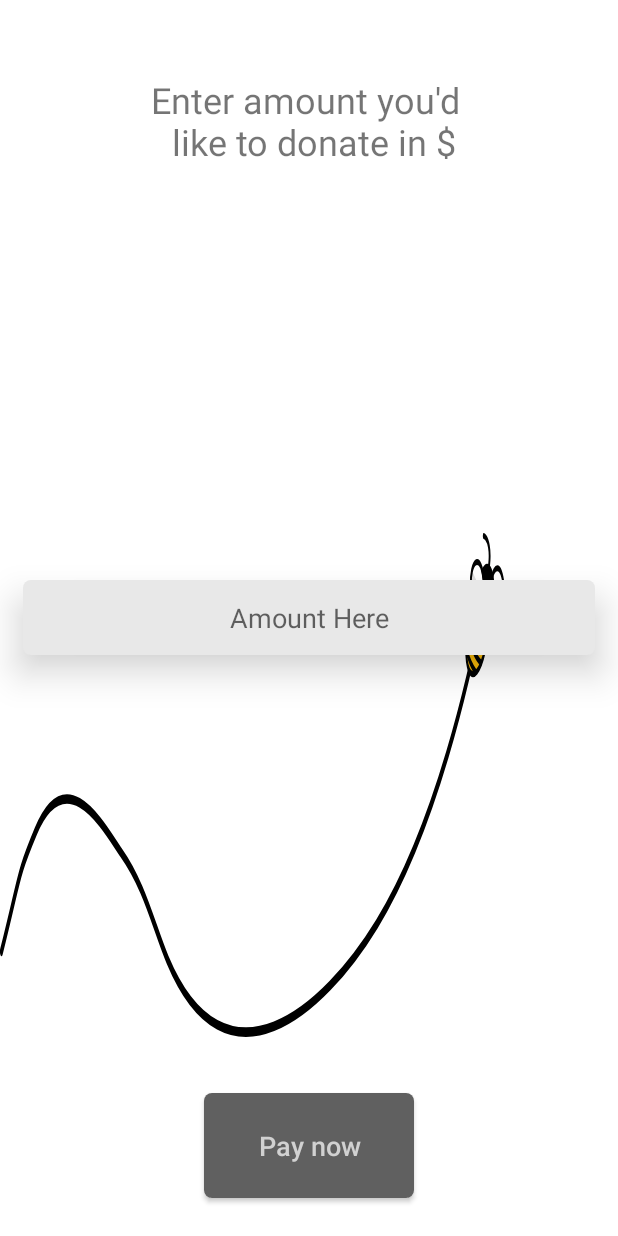
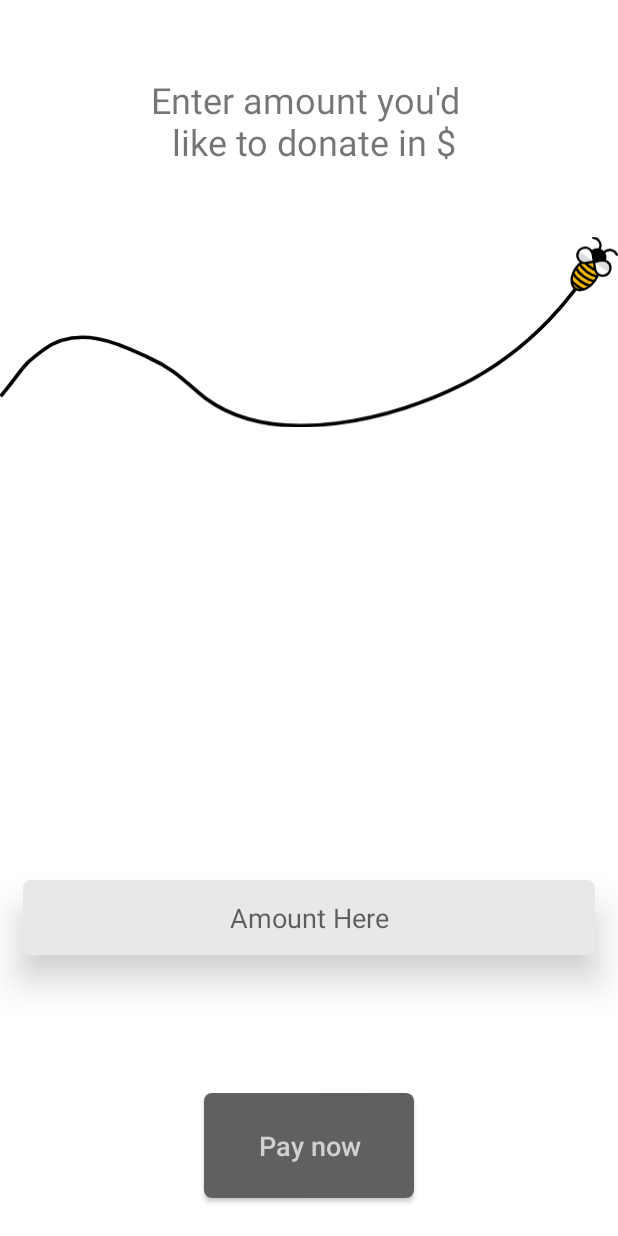
Before and after one commit to Devildude4427/Spot-A-Bee, an Android app: the layout fragment_donation.xml on its own in the app's theme, with its tools: preview values and no code run, on a phone screen of 412 x 824 dp. Run offline under Robolectric (Android 15) with nearby library versions, the phone set to English and light mode, and no system bars.

Commit message:
Fixed distorted bee

```diff
--- a/app/src/main/res/drawable/ic_bee_flying.xml
+++ b/app/src/main/res/drawable/ic_bee_flying.xml
@@ -1,43 +1,81 @@
-<vector android:height="24dp" android:viewportHeight="156.519"
-    android:viewportWidth="505.721" android:width="24dp" xmlns:android="http://schemas.android.com/apk/res/android">
-    <path android:fillColor="#00000000"
+<vector xmlns:android="http://schemas.android.com/apk/res/android"
+        android:width="505dp"
+        android:height="156dp"
+        android:viewportWidth="505.721"
+        android:viewportHeight="156.519">
+    <path
         android:pathData="M1.5,129.93c19.09,-23.55 15.34,-23.19 34.5,-37.35c31.05,-22.95 70.39,-0.03 85.53,6.66c24.17,10.69 32.42,22.8 46.65,33.32c58.05,42.91 156.84,15.84 209.93,-11.11c59.53,-30.22 93.03,-76.23 108.85,-102.19"
-        android:strokeColor="#000000" android:strokeLineCap="round" android:strokeWidth="3"/>
-    <path android:fillColor="#F4B609" android:pathData="M475.84,21.02c-1.57,1.18 -3.05,2.69 -4.35,4.49c-4.63,6.44 -4.99,14.09 -0.81,17.09s11.32,0.22 15.94,-6.21c1.29,-1.8 2.25,-3.69 2.87,-5.55l-2.06,-2.61l-0.6,-2.56l-0.84,-5.12l-7.74,1.08L475.84,21.02z"/>
-    <path android:fillColor="#DDDDDD" android:pathData="M486.01,20.55l6.24,-1.02v0c3.44,-0.56 6.69,1.77 7.26,5.22v0c0.28,1.72 -0.16,3.39 -1.11,4.71L486.01,20.55z"/>
-    <path android:fillColor="#DDDDDD" android:pathData="M486.01,20.55l-6.24,1.02v0c-3.44,0.56 -6.69,-1.77 -7.26,-5.22v0c-0.28,-1.72 0.16,-3.39 1.11,-4.71L486.01,20.55z"/>
-    <path android:fillColor="#00000000"
+        android:strokeLineCap="round"
+        android:strokeColor="#000000"
+        android:fillColor="#00000000"
+        android:strokeWidth="3"/>
+    <path
+        android:pathData="M475.84,21.02c-1.57,1.18 -3.05,2.69 -4.35,4.49c-4.63,6.44 -4.99,14.09 -0.81,17.09s11.32,0.22 15.94,-6.21c1.29,-1.8 2.25,-3.69 2.87,-5.55l-2.06,-2.61l-0.6,-2.56l-0.84,-5.12l-7.74,1.08L475.84,21.02z"
+        android:fillColor="#F4B609"/>
+    <path
+        android:pathData="M486.01,20.55l6.24,-1.02v0c3.44,-0.56 6.69,1.77 7.26,5.22v0c0.28,1.72 -0.16,3.39 -1.11,4.71L486.01,20.55z"
+        android:fillColor="#DDDDDD"/>
+    <path
+        android:pathData="M486.01,20.55l-6.24,1.02v0c-3.44,0.56 -6.69,-1.77 -7.26,-5.22v0c-0.28,-1.72 0.16,-3.39 1.11,-4.71L486.01,20.55z"
+        android:fillColor="#DDDDDD"/>
+    <path
         android:pathData="M484.99,14.31c-0.56,-3.44 -3.81,-5.78 -7.26,-5.22v0c-3.44,0.56 -5.78,3.81 -5.22,7.26c0.56,3.44 3.81,5.78 7.26,5.22l6.24,-1.02L484.99,14.31L484.99,14.31z"
-        android:strokeColor="#010202" android:strokeWidth="1.8823"/>
-    <path android:fillColor="#00000000"
+        android:strokeColor="#010202"
+        android:fillColor="#00000000"
+        android:strokeWidth="1.8823"/>
+    <path
         android:pathData="M499.5,24.74L499.5,24.74c-0.56,-3.44 -3.81,-5.78 -7.26,-5.22v0l-6.24,1.02l1.02,6.24v0c0.56,3.44 3.81,5.78 7.26,5.22v0C497.73,31.44 500.07,28.19 499.5,24.74z"
-        android:strokeColor="#010202" android:strokeWidth="1.8823"/>
-    <path android:fillColor="#010202" android:pathData="M494.29,32"/>
-    <path android:fillColor="#00000000"
+        android:strokeColor="#010202"
+        android:fillColor="#00000000"
+        android:strokeWidth="1.8823"/>
+    <path
+        android:pathData="M494.29,32"
+        android:fillColor="#010202"/>
+    <path
         android:pathData="M489.5,30.84c-0.62,1.86 -1.58,3.76 -2.87,5.55c-4.63,6.44 -11.77,9.22 -15.94,6.21s-3.82,-10.66 0.81,-17.09c1.29,-1.8 2.78,-3.31 4.35,-4.49"
-        android:strokeColor="#010202" android:strokeWidth="1.8823"/>
-    <path android:fillColor="#00000000"
+        android:strokeColor="#010202"
+        android:fillColor="#00000000"
+        android:strokeWidth="1.8823"/>
+    <path
         android:pathData="M477.68,43.32c-1.76,-0.69 -3.6,-1.68 -5.38,-2.96c-1.78,-1.28 -3.31,-2.7 -4.53,-4.16"
-        android:strokeColor="#010202" android:strokeWidth="2.0563"/>
-    <path android:fillColor="#00000000"
+        android:strokeColor="#010202"
+        android:fillColor="#00000000"
+        android:strokeWidth="2.0563"/>
+    <path
         android:pathData="M482.98,40.33c-2.49,-0.57 -5.28,-1.85 -7.95,-3.77c-2.67,-1.92 -4.77,-4.16 -6.1,-6.33"
-        android:strokeColor="#010202" android:strokeWidth="2.0563"/>
-    <path android:fillColor="#00000000"
+        android:strokeColor="#010202"
+        android:fillColor="#00000000"
+        android:strokeWidth="2.0563"/>
+    <path
         android:pathData="M486.42,36.68c-2.66,-0.47 -5.74,-1.81 -8.66,-3.91c-2.93,-2.11 -5.18,-4.6 -6.47,-6.97"
-        android:strokeColor="#010202" android:strokeWidth="2.0563"/>
-    <path android:fillColor="#00000000"
+        android:strokeColor="#010202"
+        android:fillColor="#00000000"
+        android:strokeWidth="2.0563"/>
+    <path
         android:pathData="M488.72,32.81c-2.56,-0.53 -5.47,-1.84 -8.24,-3.83c-2.78,-2 -4.94,-4.34 -6.26,-6.59"
-        android:strokeColor="#010202" android:strokeWidth="2.0563"/>
-    <path android:fillColor="#00000000"
+        android:strokeColor="#010202"
+        android:fillColor="#00000000"
+        android:strokeWidth="2.0563"/>
+    <path
         android:pathData="M487.28,27.59c-1.35,-0.63 -2.73,-1.44 -4.07,-2.4c-1.52,-1.1 -2.86,-2.3 -3.98,-3.53"
-        android:strokeColor="#010202" android:strokeWidth="2.0563"/>
-    <path android:fillColor="#010202"
+        android:strokeColor="#010202"
+        android:fillColor="#00000000"
+        android:strokeWidth="2.0563"/>
+    <path
         android:pathData="M484.18,12.1c2.55,-1.9 5.91,-2.17 8.36,-0.41c2.42,1.74 3.25,4.95 2.31,7.95l-2.86,-0.41l-5.39,1.21l-1.25,-6.55L484.18,12.1z"
-        android:strokeColor="#010202" android:strokeWidth="1.8824"/>
-    <path android:fillColor="#00000000"
+        android:strokeColor="#010202"
+        android:fillColor="#010202"
+        android:strokeWidth="1.8824"/>
+    <path
         android:pathData="M490.48,10.4c0.09,-0.15 1.76,-3.18 0.06,-6.24c-1.63,-2.94 -4.89,-3.21 -5.11,-3.23"
-        android:strokeColor="#010202" android:strokeLineCap="round" android:strokeWidth="1.8823"/>
-    <path android:fillColor="#00000000"
+        android:strokeLineCap="round"
+        android:strokeColor="#010202"
+        android:fillColor="#00000000"
+        android:strokeWidth="1.8823"/>
+    <path
         android:pathData="M494.2,13.08c0.12,-0.13 2.45,-2.68 5.89,-2.05c3.31,0.61 4.6,3.61 4.69,3.82"
-        android:strokeColor="#010202" android:strokeLineCap="round" android:strokeWidth="1.8823"/>
+        android:strokeLineCap="round"
+        android:strokeColor="#010202"
+        android:fillColor="#00000000"
+        android:strokeWidth="1.8823"/>
 </vector>
--- a/app/src/main/res/layout/fragment_donation.xml
+++ b/app/src/main/res/layout/fragment_donation.xml
@@ -48,10 +48,10 @@
         android:id="@+id/imageView"
         android:layout_width="wrap_content"
         android:layout_height="wrap_content"
-        android:layout_above="@+id/btnPayNow"
         android:layout_alignParentStart="true"
-        android:layout_marginBottom="37dp"
-        android:minHeight="336dp"
+        android:layout_below="@+id/CurrencyTxt"
+        android:layout_marginTop="17dp"
+        android:minHeight="100dp"
         android:minWidth="336dp"
         android:src="@drawable/ic_bee_flying" />
 
@@ -59,10 +59,11 @@
         android:id="@+id/editAmount"
         android:layout_width="match_parent"
         android:layout_height="50dp"
+        android:layout_above="@+id/btnPayNow"
+        android:layout_alignParentStart="true"
         android:layout_marginRight="@dimen/default_text_view_margin"
         android:layout_marginLeft="@dimen/default_text_view_margin"
-        android:layout_alignParentStart="true"
-        android:layout_centerVertical="true"
+        android:layout_marginBottom="92dp"
         android:background="@drawable/grey_text_input_background"
         android:elevation="@dimen/default_elevation"
         android:hint="@string/amount_here"
```
